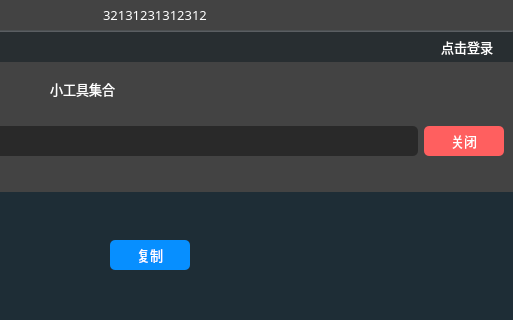
The window that source/mainwindow.ui (HuaGouFdog/Fdog-Kit) describes before a commit, drawn with Qt 5; both pictures show x 616 to 1129 and y 0 to 320 of the 1129 by 1033 pixel window.
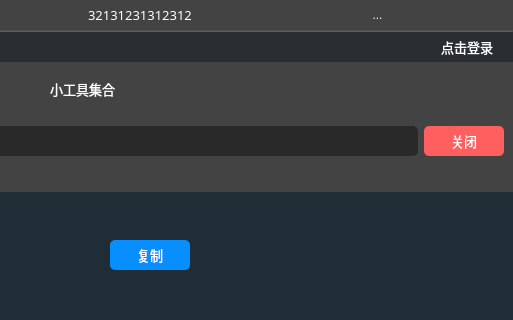
The same window after the commit. Icons and pictures are not drawn.

The edit to the form file:
```diff
--- a/source/mainwindow.ui
+++ b/source/mainwindow.ui
@@ -1554,6 +1554,55 @@
             </property>
            </spacer>
           </item>
+          <item>
+           <widget class="QWidget" name="widget_download" native="true">
+            <property name="minimumSize">
+             <size>
+              <width>30</width>
+              <height>0</height>
+             </size>
+            </property>
+            <layout class="QHBoxLayout" name="horizontalLayout_5">
+             <property name="leftMargin">
+              <number>0</number>
+             </property>
+             <property name="topMargin">
+              <number>0</number>
+             </property>
+             <property name="rightMargin">
+              <number>0</number>
+             </property>
+             <property name="bottomMargin">
+              <number>0</number>
+             </property>
+             <item>
+              <widget class="QToolButton" name="toolButton_download">
+               <property name="styleSheet">
+                <string notr="true">QToolButton {
+	color: rgb(255, 255, 255);
+	
+	background-color: rgba(94, 255, 210, 0);
+	border: none;
+}</string>
+               </property>
+               <property name="text">
+                <string>...</string>
+               </property>
+               <property name="icon">
+                <iconset resource="lib.qrc">
+                 <normaloff>:/lib/download.png</normaloff>:/lib/download.png</iconset>
+               </property>
+               <property name="iconSize">
+                <size>
+                 <width>22</width>
+                 <height>23</height>
+                </size>
+               </property>
+              </widget>
+             </item>
+            </layout>
+           </widget>
+          </item>
           <item>
            <widget class="QToolButton" name="toolButton_min">
             <property name="minimumSize">
```
